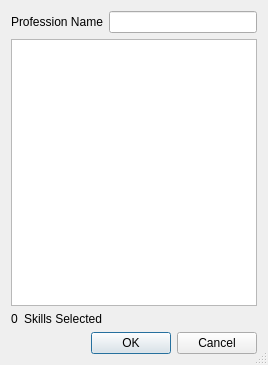
Above: ui/customprofession.ui from Dwarf-Therapist/Dwarf-Therapist before the change. Below: the same form after it.
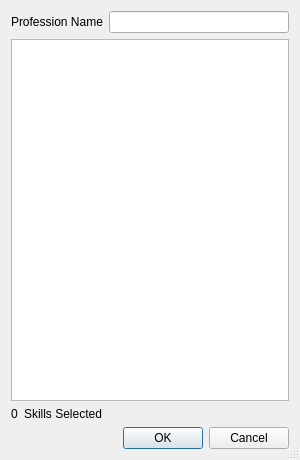
That is the form after the change. Icons and pictures are not drawn. Custom widgets are drawn as their Qt base class.

The edit to the form file:
```diff
--- a/ui/customprofession.ui
+++ b/ui/customprofession.ui
@@ -6,8 +6,8 @@
    <rect>
     <x>0</x>
     <y>0</y>
-    <width>268</width>
-    <height>365</height>
+    <width>300</width>
+    <height>460</height>
    </rect>
   </property>
   <property name="windowTitle">
```
